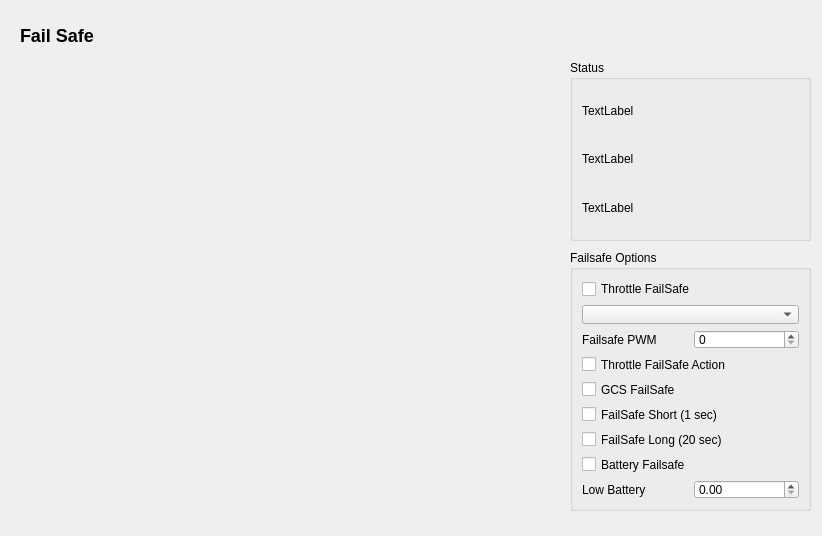
Above: src/ui/configuration/FailSafeConfig.ui from ArduPilot/apm_planner before the change. Below: the same form after it.
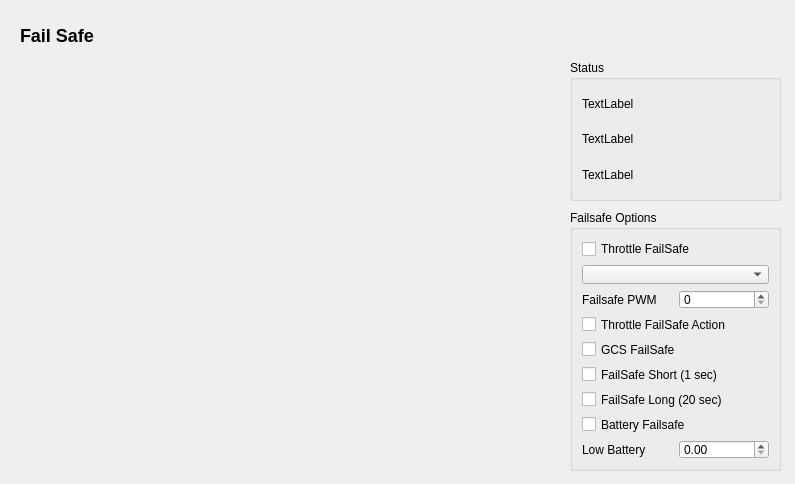
That is the form after the change. Custom widgets are drawn as their Qt base class.

Commit message: Adjustments to FailSafeConfig View

```diff
--- a/src/ui/configuration/FailSafeConfig.ui
+++ b/src/ui/configuration/FailSafeConfig.ui
@@ -6,8 +6,8 @@
    <rect>
     <x>0</x>
     <y>0</y>
-    <width>822</width>
-    <height>536</height>
+    <width>795</width>
+    <height>484</height>
    </rect>
   </property>
   <property name="windowTitle">
@@ -32,7 +32,7 @@
      <x>20</x>
      <y>70</y>
      <width>252</width>
-     <height>441</height>
+     <height>401</height>
     </rect>
    </property>
    <layout class="QVBoxLayout" name="verticalLayout">
@@ -172,7 +172,7 @@
      <x>300</x>
      <y>70</y>
      <width>252</width>
-     <height>441</height>
+     <height>401</height>
     </rect>
    </property>
    <layout class="QVBoxLayout" name="verticalLayout_2">
@@ -311,8 +311,8 @@
     <rect>
      <x>570</x>
      <y>60</y>
-     <width>241</width>
-     <height>181</height>
+     <width>211</width>
+     <height>141</height>
     </rect>
    </property>
    <property name="title">
@@ -346,8 +346,8 @@
    <property name="geometry">
     <rect>
      <x>570</x>
-     <y>250</y>
-     <width>241</width>
+     <y>210</y>
+     <width>211</width>
      <height>261</height>
     </rect>
    </property>
```
